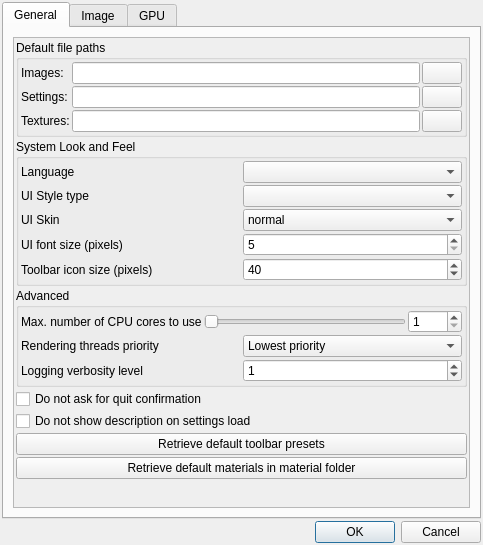
Before: the Qt Designer form mandelbulber2/qt/preferences_dialog.ui in buddhi1980/mandelbulber2, drawn with Qt 5.
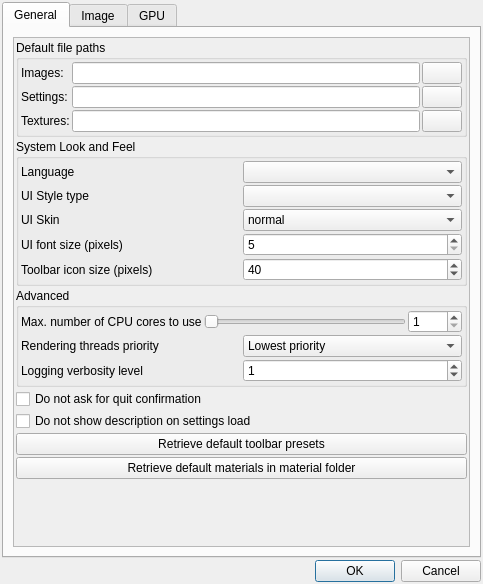
After: the same form once the commit is applied. Icons and pictures are not drawn. Custom widgets are drawn as their Qt base class.

Commit message:
preferences_dialog enhancements
- increased height, to remove scrollbar in default view
- added tabstopps
- added new gpu icon

Patch:
```diff
--- a/mandelbulber2/qt/preferences_dialog.ui
+++ b/mandelbulber2/qt/preferences_dialog.ui
@@ -7,7 +7,7 @@
     <x>0</x>
     <y>0</y>
     <width>483</width>
-    <height>545</height>
+    <height>584</height>
    </rect>
   </property>
   <property name="windowTitle">
@@ -57,8 +57,8 @@
            <rect>
             <x>0</x>
             <y>0</y>
-            <width>455</width>
-            <height>467</height>
+            <width>439</width>
+            <height>505</height>
            </rect>
           </property>
           <layout class="QVBoxLayout" name="verticalLayout_general">
```
Left out of the diff: 65 changed lines with no effect on the pictures. The commit also changes 2 other files.
